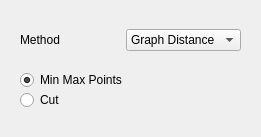
TopModLab/Unfolding, file forms/cutlocuspanel.ui: the form before one commit.
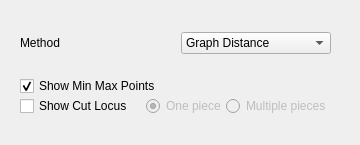
The form after the commit.

Commit message: Re-design the cut locus panel. now supports one piece cut, mult pieces cut. can show points and cut in real time together. Bug: need to fix the conflicts with "Show Critical Points" action and "display min max" checkbox.

What changed in the file:
```diff
--- a/forms/cutlocuspanel.ui
+++ b/forms/cutlocuspanel.ui
@@ -6,8 +6,8 @@
    <rect>
     <x>0</x>
     <y>0</y>
-    <width>261</width>
-    <height>137</height>
+    <width>360</width>
+    <height>145</height>
    </rect>
   </property>
   <property name="windowTitle">
@@ -18,8 +18,8 @@
     <rect>
      <x>20</x>
      <y>20</y>
-     <width>221</width>
-     <height>101</height>
+     <width>311</width>
+     <height>108</height>
     </rect>
    </property>
    <layout class="QVBoxLayout" name="verticalLayout">
@@ -65,27 +65,87 @@
          <number>0</number>
         </property>
         <item>
-         <widget class="QRadioButton" name="MinmaxRadioButton">
+         <widget class="QCheckBox" name="MinmaxCheckBox">
           <property name="text">
-           <string>Min Max Points</string>
+           <string>Show Min Max Points</string>
           </property>
           <property name="checked">
            <bool>true</bool>
           </property>
-          <attribute name="buttonGroup">
-           <string notr="true">buttonGroup</string>
-          </attribute>
          </widget>
         </item>
         <item>
-         <widget class="QRadioButton" name="CutRadioButton">
-          <property name="text">
-           <string>Cut</string>
+         <layout class="QHBoxLayout" name="horizontalLayout_3">
+          <property name="spacing">
+           <number>0</number>
           </property>
-          <attribute name="buttonGroup">
-           <string notr="true">buttonGroup</string>
-          </attribute>
-         </widget>
+          <item>
+           <widget class="QCheckBox" name="CutCheckBox">
+            <property name="text">
+             <string>Show Cut Locus</string>
+            </property>
+           </widget>
+          </item>
+          <item>
+           <widget class="QRadioButton" name="OneCutRadioButton">
+            <property name="enabled">
+             <bool>false</bool>
+            </property>
+            <property name="sizePolicy">
+             <sizepolicy hsizetype="Fixed" vsizetype="Fixed">
+              <horstretch>0</horstretch>
+              <verstretch>0</verstretch>
+             </sizepolicy>
+            </property>
+            <property name="minimumSize">
+             <size>
+              <width>80</width>
+              <height>0</height>
+             </size>
+            </property>
+            <property name="layoutDirection">
+             <enum>Qt::LeftToRight</enum>
+            </property>
+            <property name="autoFillBackground">
+             <bool>false</bool>
+            </property>
+            <property name="text">
+             <string>One piece</string>
+            </property>
+            <property name="checked">
+             <bool>true</bool>
+            </property>
+            <attribute name="buttonGroup">
+             <string notr="true">buttonGroup</string>
+            </attribute>
+           </widget>
+          </item>
+          <item>
+           <widget class="QRadioButton" name="MultCutRadioButton">
+            <property name="enabled">
+             <bool>false</bool>
+            </property>
+            <property name="sizePolicy">
+             <sizepolicy hsizetype="Fixed" vsizetype="Fixed">
+              <horstretch>0</horstretch>
+              <verstretch>0</verstretch>
+             </sizepolicy>
+            </property>
+            <property name="minimumSize">
+             <size>
+              <width>100</width>
+              <height>0</height>
+             </size>
+            </property>
+            <property name="text">
+             <string>Multiple pieces</string>
+            </property>
+            <attribute name="buttonGroup">
+             <string notr="true">buttonGroup</string>
+            </attribute>
+           </widget>
+          </item>
+         </layout>
         </item>
        </layout>
       </item>
```
The commit also changes 12 other files.
